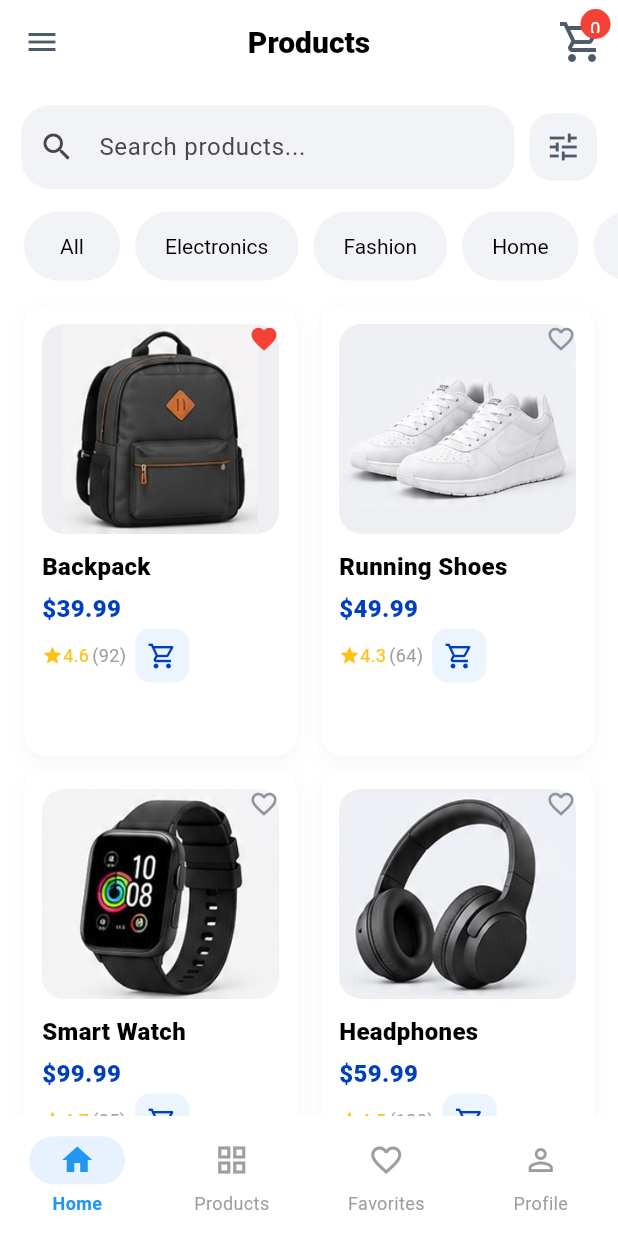
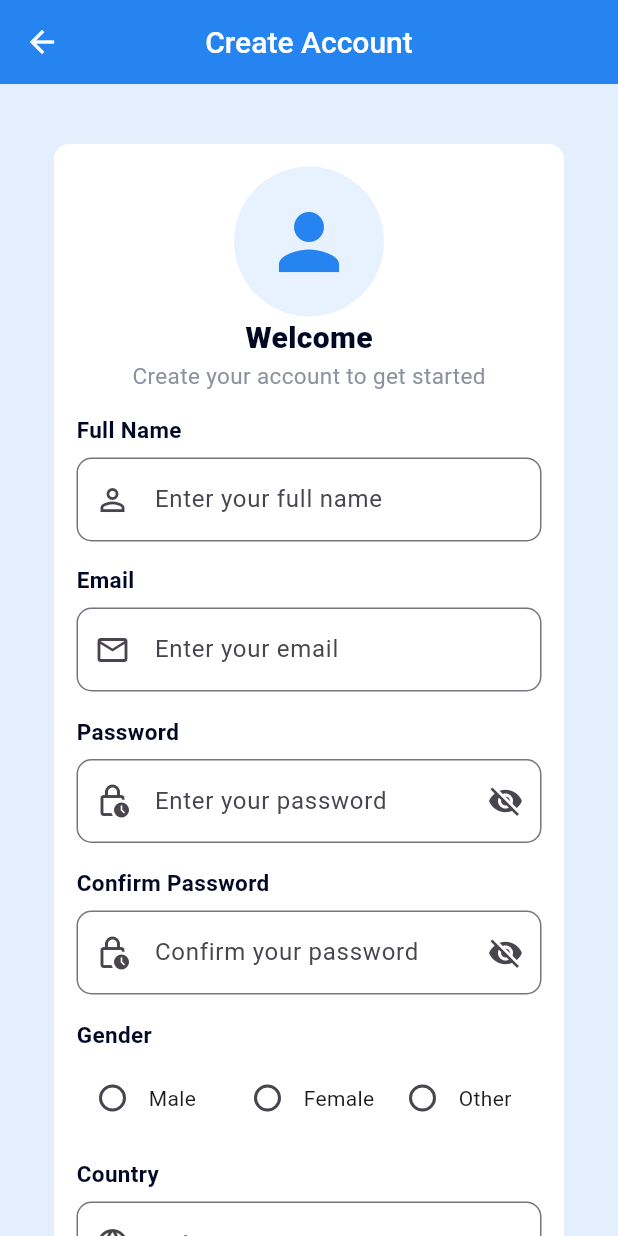
Before and after one commit to basma387/ACME_Widget_Tasks, a Flutter app: the screen it shows after launch, on a phone screen of 412 x 824 dp. Run offline on Flutter 3.47's test engine with Material 3 defaults, Android fonts, the phone set to English and light mode, and no system bars.

Commit message:
third commit

```diff
--- a/lib/main.dart
+++ b/lib/main.dart
@@ -1,14 +1,15 @@
 import 'package:flutter/material.dart';
 import 'package:widgettasks/screens/Products.dart';
 import 'package:widgettasks/screens/Profile.dart';
+import 'package:widgettasks/screens/createAccount.dart';
 import 'package:widgettasks/screens/emptyScreen.dart';
 
 void main() {
   runApp(
     MaterialApp(
       debugShowCheckedModeBanner: false,
-      home:Products(),
-       routes: {
+      home:createAccount(),
+      routes: {
         '/screen': (context) => EmptyScreen(),
         '/profile': (context) => Profile(),
         '/products': (context) => Products(),
--- /dev/null
+++ b/lib/screens/createAccount.dart
@@ -0,0 +1,432 @@
+import 'package:flutter/material.dart';
+import 'package:widgettasks/theme/textStyles.dart';
+import 'package:widgettasks/theme/colors.dart';
+
+class createAccount extends StatefulWidget{
+  const createAccount({super.key});
+  @override
+  State<createAccount> createState() => _createAccountState();
+}
+  class _createAccountState extends State<createAccount> {
+  bool _obscurePassword = true;
+  bool _obscureConfirmPassword = true;
+
+  final TextEditingController _passwordController = TextEditingController();
+  final TextEditingController _confirmPasswordController = TextEditingController();
+
+  String? _selectedGender;
+  String? _selectedCountry;
+
+  bool _agreeToTerms = false;
+  bool _receiveUpdates=false;
+
+  @override
+  void dispose() {
+    _passwordController.dispose();
+    _confirmPasswordController.dispose();
+    super.dispose();
+  }
+
+  final _formKey = GlobalKey<FormState>();
+  @override
+
+        Widget build(BuildContext context){
+          return MaterialApp(
+            debugShowCheckedModeBanner:false,
+            home: Scaffold(
+              backgroundColor: ColorManager.lightBlue,
+              appBar: AppBar(
+                backgroundColor: ColorManager.blue,
+                centerTitle:true,
+                title: Text(
+                  'Create Account',
+                  style:TextStyles.titleWhite,
+
+                ),
+                leading: IconButton(
+                      icon: const Icon(
+                        Icons.arrow_back,
+                        color: Colors.white,
+                      ),
+                      onPressed: () {
+                        Navigator.pushNamed(context, '/screen');
+                      },
+                    ),
+                ),
+
+                body: SafeArea(
+                  child: SingleChildScrollView(
+                    padding: EdgeInsets.all(20),
+                    child: Container(
+                      margin: const EdgeInsets.symmetric(horizontal:16.0, vertical: 20.0),
+                      alignment: Alignment.center,
+                      padding: EdgeInsets.all(15),
+                      decoration: BoxDecoration(
+                        borderRadius: BorderRadius.circular(10),
+                        color: Colors.white,
+                      ),
+                      child: Form(
+                        key: _formKey,
+                        child:Column(
+                        mainAxisSize: MainAxisSize.min,
+                        crossAxisAlignment: CrossAxisAlignment.start,
+                        children: [
+                          const Center(
+                            child: CircleAvatar(
+                            radius: 50,
+                            backgroundColor: Color(0xffE8F2FE),
+                            child: const Icon(Icons.person, size:60, color:ColorManager.blue),
+                            ),
+                          ),
+
+                            Center (
+                              child:Text(
+                              "Welcome",style: TextStyles.titleBlack,),
+                            ),
+
+                            Center(
+                              child:Text("Create your account to get started",style: TextStyles.subtextGrey,),
+                          ),
+
+
+                              SizedBox(height:15),
+
+                              Text(
+                                "Full Name",
+                                textAlign: TextAlign.left,
+                                style: TextStyles.subtitleBlack,
+                                ),
+                                SizedBox(height:8),
+                                TextFormField(
+                                  decoration: InputDecoration(
+                                    alignLabelWithHint: true,
+                                    hintText:'Enter your full name',
+                                    prefixIcon: Icon(Icons.person_outline),
+                                    border: OutlineInputBorder(borderRadius: BorderRadius.circular(10)),
+                                    )
+                                ),
+
+                                SizedBox(height:15),
+
+                                Text("Email", textAlign: TextAlign.left, style: TextStyles.subtitleBlack,),
+                                SizedBox(height:8),
+                                TextFormField(
+                                  keyboardType: TextInputType.emailAddress,
+                                  decoration: InputDecoration(
+                                    alignLabelWithHint: true,
+                                    hintText:'Enter your email',
+                                    prefixIcon: Icon(Icons.mail_outline),
+                                    border: OutlineInputBorder(borderRadius: BorderRadius.circular(10)),
+                                  ),
+                                ),
+
+                                SizedBox(height:16),
+
+                                Text("Password",textAlign: TextAlign.left, style:TextStyles.subtitleBlack),
+                                SizedBox(height:8),
+                                TextFormField(
+                                  controller: _passwordController,
+                                  obscureText: _obscurePassword,
+                                  decoration: InputDecoration(
+                                    hintText: "Enter your password",
+                                    border: OutlineInputBorder(borderRadius: BorderRadius.circular(10)),
+                                    prefixIcon:Icon(Icons.lock_clock_outlined),
+                                      suffixIcon: IconButton(
+                                        icon: Icon(_obscurePassword ? Icons.visibility_off : Icons.visibility),
+                                        onPressed: () => setState(() => _obscurePassword = !_obscurePassword),
+                                      ),
+                                  ),
+                                  validator: (value) {
+                                    if (value == null || value.isEmpty) return 'Please enter a password';
+                                    return null;
+                                    },
+                                ),
+
+                                SizedBox(height:16),
+
+                                Text("Confirm Password",textAlign: TextAlign.left, style:TextStyles.subtitleBlack),
+                                SizedBox(height:8),
+                                TextFormField(
+                                  controller: _confirmPasswordController,
+                                  obscureText: _obscureConfirmPassword,
+                                  decoration: InputDecoration(
+                                    hintText: "Confirm your password",
+                                    prefixIcon:Icon(Icons.lock_clock_outlined),
+                                    border: OutlineInputBorder(borderRadius: BorderRadius.circular(10)),
+                                    suffixIcon: IconButton(
+                                      icon: Icon(_obscureConfirmPassword ? Icons.visibility_off : Icons.visibility),
+                                      onPressed: () => setState(() => _obscureConfirmPassword = !_obscureConfirmPassword),
+                                    ),
+                                  ),
+                                  validator: (value) {
+                                    if (value == null || value.isEmpty) {
+                                      return 'Please confirm your password';
+                                    }
+                                    if (value != _passwordController.text) {
+                                      return 'Passwords do not match';
+                                    }
+                                    return null;
+                                  },
+                                ),
+
+                                SizedBox(height:16),
+
+                                Text("Gender", textAlign:TextAlign.left, style:TextStyles.subtitleBlack),
+
+
+                                SizedBox(height: 8),
+                                Row(
+                                  mainAxisAlignment: MainAxisAlignment.center,
+                                  children: [
+
+                                    Expanded(
+                                      child: Row(
+                                        children: [
+                                          Radio<String>(
+                                            value: "Male",
+                                            groupValue: _selectedGender,
+                                            onChanged: (String? newValue) {
+
+                                              setState(() {
+                                                _selectedGender = newValue;
+                                              });
+                                            },
+                                          ),
+                                        const Text("Male"),
+                                        ],
+                                      ),
+                                    ),
+
+
+                                    Expanded(
+                                      child: Row(
+                                        children: [
+                                          Radio<String>(
+                                            value: "Female",
+                                            groupValue: _selectedGender,
+                                            onChanged: (String? newValue) {
+                                              setState(() {
+                                                _selectedGender = newValue;
+                                              });
+                                            },
+                                          ),
+                                        const Text("Female"),
+                                        ],
+                                      ),
+                                    ),
+
+                                    Expanded(
+                                      child: Row(
+                                        children: [
+                                          Radio<String>(
+                                            value: "Other",
+                                            groupValue: _selectedGender,
+                                            onChanged: (String? newValue) {
+                                              setState(() {
+                                                _selectedGender = newValue;
+                                              });
+                                            },
+                                          ),
+                                          const Text("Other"),
+                                        ],
+                                      ),
+                                    ),
+                                  ],
+                                ),
+
+                                SizedBox(height:16),
+
+                                Text("Country",textAlign: TextAlign.left, style:TextStyles.subtitleBlack),
+                                SizedBox(height:8),
+                                DropdownButtonFormField<String>(
+                                  initialValue: _selectedCountry,
+                                  decoration: InputDecoration(
+                                    alignLabelWithHint:true,
+                                    hintText:'Select your country',
+                                    prefixIcon: Icon(Icons.language,),
+                                    border:OutlineInputBorder(borderRadius:BorderRadius.circular(10),),
+                                  ),
+                                  items: _countries.map((String country) {
+                                    return DropdownMenuItem<String>(
+                                      value: country,
+                                      child: Text(country),
+                                    );
+                                  }).toList(),
+
+                                  onChanged: (String? newValue) {
+                                    setState(() {
+                                    _selectedCountry = newValue;
+                                    });
+                                  },
+
+                                  validator: (String? value) {
+                                    if (value == null || value.isEmpty) {
+                                      return 'Please select your country';
+                                    }
+                                    return null;
+                                  },
+                                ),
+
+
+
+
+
+
+
+
+
+
+
+
+
+    Row(
+      crossAxisAlignment: CrossAxisAlignment.start,
+      children: [
+        Checkbox(
+          value: _receiveUpdates,
+          onChanged: (bool? newValue) {
+            setState(() {
+              _receiveUpdates = newValue ?? false;
+            });
+          },
+        ),
+        Expanded(
+          child: Padding(
+            padding: const EdgeInsets.only(top: 12.0),
+            child: Text(
+              'I would like to receive updates and marketing communications',
+              style: TextStyles.subtextGrey,
+            ),
+          ),
+        ),
+      ],
+    ),
+
+    SizedBox(height: 2),
+
+    // --- TERMS AND CONDITIONS CHECKBOX ---
+    FormField<bool>(
+      initialValue: _agreeToTerms,
+      validator: (bool? value) {
+        // If the value is false or null (unchecked), return an error
+        if (value == null || value == false) {
+          return 'You must agree to the terms';
+        }
+        return null;
+      },
+      builder: (FormFieldState<bool> state) {
+        return Column(
+          crossAxisAlignment: CrossAxisAlignment.start,
+          children: [
+            Row(
+              crossAxisAlignment: CrossAxisAlignment.start, // Aligns items to top
+              children: [
+                // The Checkbox
+                Checkbox(
+                  value: state.value??false, // Use the FormField's value
+                  onChanged: (bool? newValue) {
+                    // Update BOTH the FormField state AND your local variable
+                    state.didChange(newValue);
+                    setState(() {
+                      _agreeToTerms = newValue ?? false;
+                    });
+                  },
+                  // Highlight the checkbox red if there's an error
+                  activeColor: state.hasError ? Colors.red : Colors.blue,
+                ),
+
+                // The Text (Expanded prevents it from overflowing)
+                Expanded(
+                  child: Padding(
+                    padding: const EdgeInsets.only(top: 12.0),
+                    child: RichText(
+                      text: TextSpan(
+                        style: TextStyles.subtextGrey, // Default text style
+                        children: const [
+                          TextSpan(text: 'I agree to the '),
+                          TextSpan(
+                            text: 'Terms and Conditions',
+                            style: TextStyle(color: Colors.blue), // Blue text
+                          ),
+                        ],
+                      ),
+                    ),
+                  ),
+                ),
+              ],
+            ),
+
+            // If the validator returns an error, display it in red below the row
+            if (state.hasError)
+              Padding(
+                padding: const EdgeInsets.only(left: 12.0),
+                child: Text(
+                  state.errorText!,
+                  style: const TextStyle(color: Colors.red, fontSize: 12),
+                ),
+              ),
+          ],
+        );
+      },
+    ),
+
+                        SizedBox(height:16),
+
+                        Center(
+                          child: Container(
+                            width:double.infinity,
+                        child: ElevatedButton(
+                          style: ElevatedButton.styleFrom(
+                            backgroundColor: ColorManager.blue,
+                            foregroundColor: Colors.black,
+                            elevation:0,
+                            shape: RoundedRectangleBorder(
+                              borderRadius: BorderRadius.circular(10),
+                            ),
+                            padding: const EdgeInsets.symmetric(horizontal: 20, vertical: 15),
+                              textStyle: TextStyles.titleWhite,
+                              ),
+                              child: Text("Sign Up", style:TextStyles.titleWhite,),
+                              onPressed:(){
+                              Navigator.pushNamed(context, '/Profile');
+                              }
+                            ),
+                        ),
+                        ),
+
+                            SizedBox(height: 16),
+
+                            Center(
+                            child: Row(children: [
+                              Text(
+                                "Already have an account?",
+                                style:TextStyles.subtextGrey,
+                              ),
+                              SizedBox(width:2),
+                              Text("Login", style:TextStyle( color:ColorManager.blue, fontSize:15, fontWeight: FontWeight.bold), )
+                            ],
+                            ),
+                            ),
+
+                            SizedBox(height:10),
+
+
+                      ],
+                      ),
+                      )
+                    )
+                  )
+                )
+                )
+
+          );
+        }
+}
+
+final List<String> _countries = [
+    'United States',
+    'United Kingdom',
+    'Canada',
+    'Australia',
+    'Egypt',
+  ];
--- /dev/null
+++ b/lib/theme/colors.dart
@@ -0,0 +1,8 @@
+import 'package:flutter/material.dart';
+
+class ColorManager{
+  static const Color blue=Color(0xff2584F0);
+  static const Color lightBlue=Color(0xffE4EFFD);
+  static const Color grey=Color(0xff8C919D);
+  static const Color navy=Color(0xff010924);
+}
--- /dev/null
+++ b/lib/theme/textStyles.dart
@@ -0,0 +1,28 @@
+import 'package:flutter/material.dart';
+import 'colors.dart';
+
+class TextStyles{
+  static TextStyle titleBlack = TextStyle(
+    fontSize: 20,
+    fontWeight: FontWeight.w800,
+    color: ColorManager.navy,
+  );
+
+  static TextStyle titleWhite = TextStyle(
+    fontSize: 20,
+    fontWeight: FontWeight.w500,
+    color: Colors.white,
+  );
+
+  static TextStyle subtitleBlack = TextStyle(
+    fontSize: 15,
+    fontWeight: FontWeight.bold,
+    color: ColorManager.navy,
+  );
+
+  static TextStyle subtextGrey = TextStyle(
+    fontSize: 15,
+    fontWeight: FontWeight.normal,
+    color: ColorManager.grey,
+  );
+}
```
